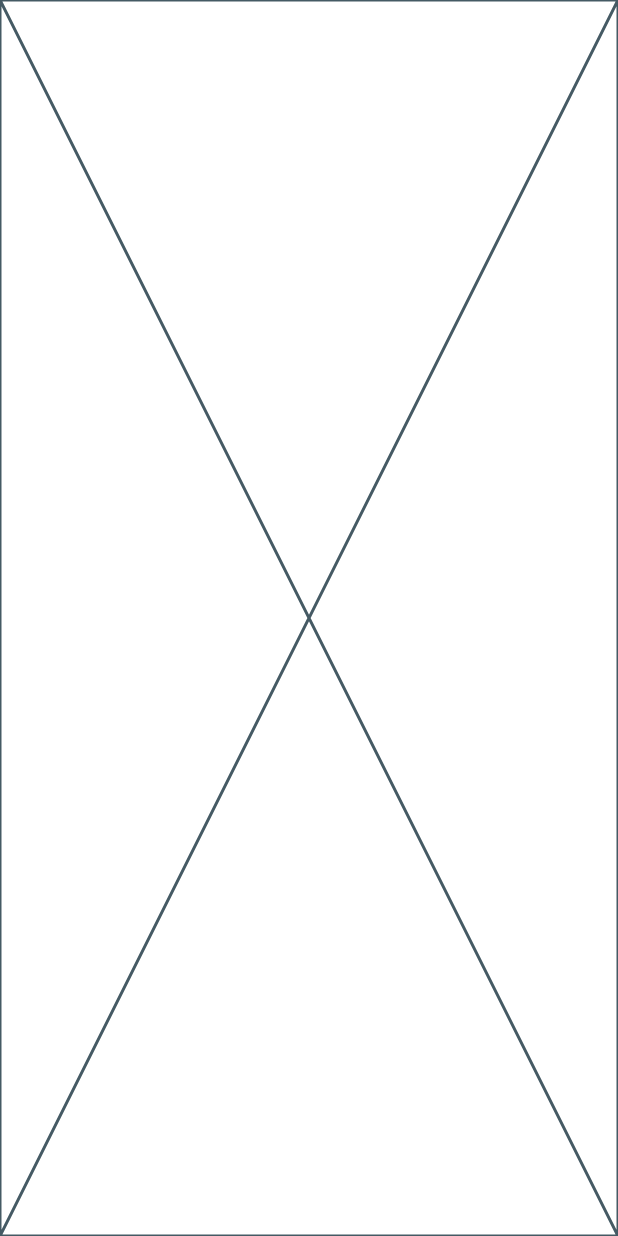
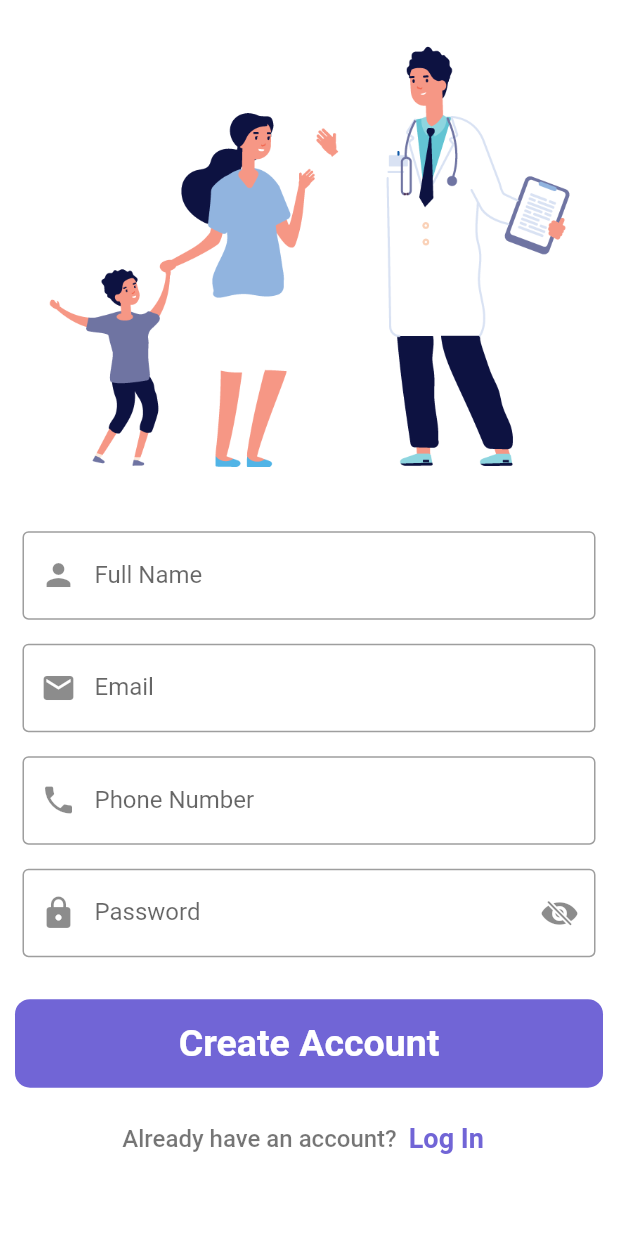
Before and after one commit to VikkiCat/flutter_healthcare_app, a Flutter app: the screen it shows after launch, after a tap on "Sign In", on a phone screen of 412 x 824 dp. Run offline on Flutter 3.47's test engine with Material 2 defaults, Android fonts, the light colour scheme and no system bars.

Commit message:
Sign Up Screen

```diff
--- a/lib/screens/signup_screen.dart
+++ b/lib/screens/signup_screen.dart
@@ -1,10 +1,152 @@
+import 'package:flutter/cupertino.dart';
 import 'package:flutter/material.dart';
+import 'package:flutter_healthcare_app/screens/login_screen.dart';
 
-class SignUpScreen extends StatelessWidget {
+class SignUpScreen extends StatefulWidget {
   const SignUpScreen({super.key});
 
   @override
+  State<SignUpScreen> createState() => _SignUpScreenState();
+}
+
+class _SignUpScreenState extends State<SignUpScreen> {
+  bool passTogle = true;
+  @override
   Widget build(BuildContext context) {
-    return const Placeholder();
+    return Material(
+      color: Colors.white,
+      child: SingleChildScrollView(
+        child: SafeArea(
+            child: Column(
+          children: [
+            SizedBox(height: 10),
+            Padding(
+              padding: EdgeInsets.all(20),
+              child: Image.asset("images/doctors.png"),
+            ),
+            SizedBox(
+              height: 15,
+            ),
+            Padding(
+              padding: EdgeInsets.symmetric(vertical: 8, horizontal: 15),
+              child: TextField(
+                decoration: InputDecoration(
+                  labelText: "Full Name",
+                  border: OutlineInputBorder(),
+                  prefixIcon: Icon(Icons.person),
+                ),
+              ),
+            ),
+            Padding(
+              padding: EdgeInsets.symmetric(vertical: 8, horizontal: 15),
+              child: TextField(
+                decoration: InputDecoration(
+                  labelText: "Email",
+                  border: OutlineInputBorder(),
+                  prefixIcon: Icon(Icons.email),
+                ),
+              ),
+            ),
+            Padding(
+              padding: EdgeInsets.symmetric(vertical: 8, horizontal: 15),
+              child: TextField(
+                decoration: InputDecoration(
+                  labelText: "Phone Number",
+                  border: OutlineInputBorder(),
+                  prefixIcon: Icon(Icons.phone),
+                ),
+              ),
+            ),
+            Padding(
+              padding: EdgeInsets.symmetric(vertical: 8, horizontal: 15),
+              child: TextField(
+                obscureText: passTogle ? true : false,
+                decoration: InputDecoration(
+                  labelText: "Password",
+                  border: OutlineInputBorder(),
+                  prefixIcon: Icon(Icons.lock),
+                  suffixIcon: InkWell(
+                    onTap: () {
+                      if (passTogle == true) {
+                        passTogle = false;
+                      } else {
+                        passTogle = true;
+                      }
+                      setState(() {});
+                    },
+                    child: passTogle
+                        ? Icon(CupertinoIcons.eye_slash_fill)
+                        : Icon(CupertinoIcons.eye_fill),
+                  ),
+                ),
+              ),
+            ),
+            SizedBox(height: 10),
+            Padding(
+              padding: const EdgeInsets.all(10),
+              child: SizedBox(
+                width: double.infinity,
+                child: Material(
+                  color: Color(0xFF7165D6),
+                  borderRadius: BorderRadius.circular(10),
+                  child: InkWell(
+                    onTap: () {
+                      //Navigator.push(
+                      //    context,
+                      //    MaterialPageRoute(
+                      //      builder: (context) => LoginScreen(),
+                      //    ));
+                    },
+                    child: Padding(
+                      padding:
+                          EdgeInsets.symmetric(vertical: 15, horizontal: 40),
+                      child: Center(
+                        child: Text(
+                          "Create Account",
+                          style: TextStyle(
+                            color: Colors.white,
+                            fontSize: 25,
+                            fontWeight: FontWeight.bold,
+                          ),
+                        ),
+                      ),
+                    ),
+                  ),
+                ),
+              ),
+            ),
+            Row(
+              mainAxisAlignment: MainAxisAlignment.center,
+              children: [
+                Text(
+                  "Already have an account?",
+                  style: TextStyle(
+                      fontSize: 16,
+                      fontWeight: FontWeight.w500,
+                      color: Colors.black54),
+                ),
+                TextButton(
+                  onPressed: () {
+                    Navigator.push(
+                        context,
+                        MaterialPageRoute(
+                          builder: (context) => LoginScreen(),
+                        ));
+                  },
+                  child: Text(
+                    "Log In",
+                    style: TextStyle(
+                      fontSize: 18,
+                      fontWeight: FontWeight.bold,
+                      color: Color(0xFF7165D6),
+                    ),
+                  ),
+                ),
+              ],
+            ),
+          ],
+        )),
+      ),
+    );
   }
 }
```
